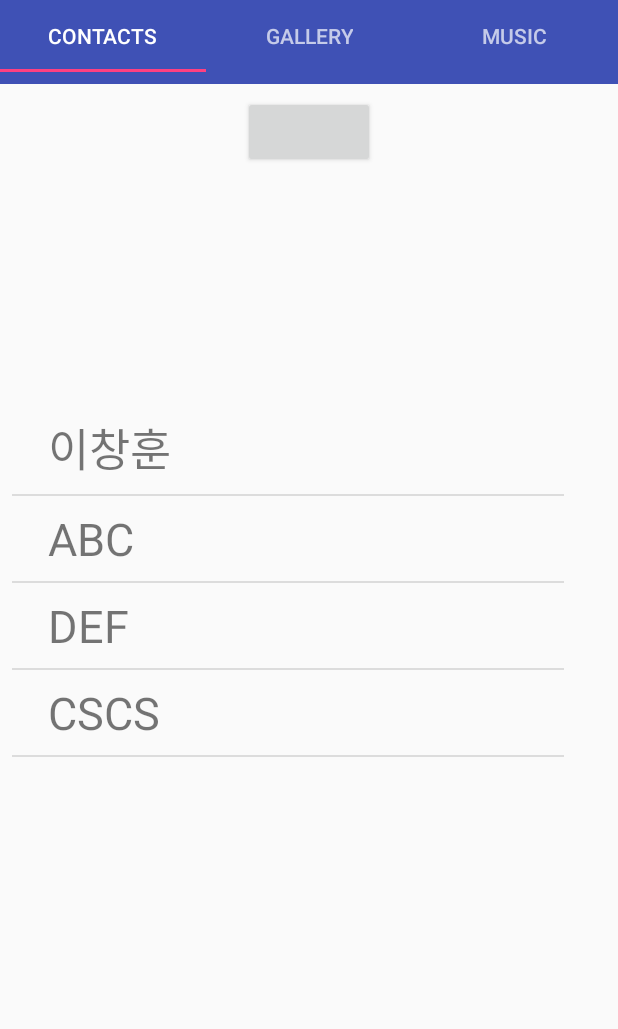
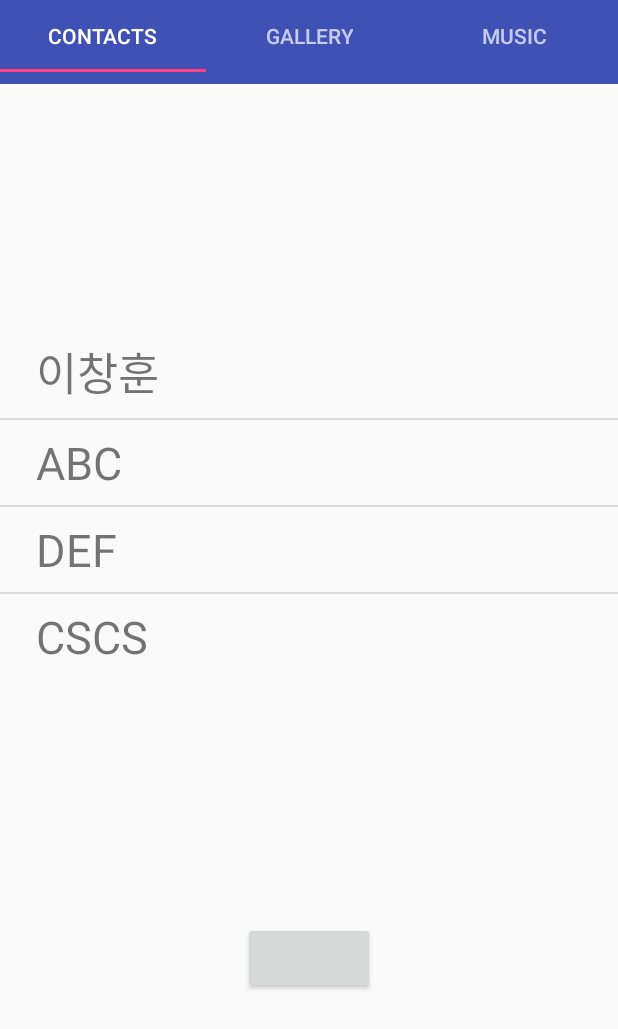
Before and after one commit to ljb7977/project1, an Android app: the screen it shows after launch (MainActivity), on a phone screen of 412 x 824 dp. Shown: the top 1029 px of the screen. Run offline under Robolectric (Android 15) with nearby library versions, the phone set to English and light mode, and no system bars; libraries missing offline, so code that uses them is left out: com.facebook, com.facebook.login; plain views replace LoginButton; 7 statements that could not run were skipped.

Commit message:
syncadapter stash

```diff
--- a/app/src/main/assets/address.json
+++ /dev/null
@@ -1,3 +0,0 @@
-[{"name":"이창훈", "number":"010-9335-9510", "email":"lch7224@kaist.ac.kr"},
-  {"name":"가나다", "number":"000-0000-0000", "email":"abcd@asdf.com"},
-  {"name":"으어아", "number":"123-4567-8900", "email":"adfasdf@asdfasdf.com"}]
--- a/app/src/main/java/com/example/user/project2/FragmentA.java
+++ b/app/src/main/java/com/example/user/project2/FragmentA.java
@@ -156,7 +156,6 @@ public class FragmentA extends Fragment {
         AssetManager am = getResources().getAssets();
         InputStream is;
         try{
-            //is = am.open("address.json");
             is = getResources().openRawResource(R.raw.address);
             int size = is.available();
             byte[] buffer = new byte[size];
--- a/app/src/main/java/com/example/user/project2/MainActivity.java
+++ b/app/src/main/java/com/example/user/project2/MainActivity.java
@@ -93,6 +93,13 @@ public class MainActivity extends AppCompatActivity {
         } else {
             myApp.loadData();
         }
+
+        Bundle settingsBundle = new Bundle();
+        settingsBundle.putBoolean(
+                ContentResolver.SYNC_EXTRAS_MANUAL, true);
+        settingsBundle.putBoolean(
+                ContentResolver.SYNC_EXTRAS_EXPEDITED, true);
+        ContentResolver.requestSync(mAccount, AUTHORITY, settingsBundle);
     }
 
     @Override
--- a/app/src/main/java/com/example/user/project2/MyApplication.java
+++ b/app/src/main/java/com/example/user/project2/MyApplication.java
@@ -46,8 +46,6 @@ public class MyApplication extends Application {
         assert imageCursor != null;
         int dataColumnIndex = imageCursor.getColumnIndex(projection[0]);
         int idColumnIndex = imageCursor.getColumnIndex(projection[1]);
-
-        Log.i("fetchImages", "start");
 
         while(imageCursor.moveToNext()){
             String filePath = imageCursor.getString(dataColumnIndex);
--- a/app/src/main/res/layout/tab_fragment1.xml
+++ b/app/src/main/res/layout/tab_fragment1.xml
@@ -1,36 +1,34 @@
 <?xml version="1.0" encoding="utf-8"?>
-<android.support.constraint.ConstraintLayout
-    xmlns:facebook="http://schemas.android.com/apk/res-auto"
-    xmlns:android="http://schemas.android.com/apk/res/android"
+<android.support.constraint.ConstraintLayout xmlns:android="http://schemas.android.com/apk/res/android"
     xmlns:app="http://schemas.android.com/apk/res-auto"
     xmlns:tools="http://schemas.android.com/tools"
     android:layout_width="match_parent"
-    android:layout_height="match_parent">
+    android:layout_height="match_parent"
+    tools:layout_editor_absoluteY="25dp">
+
+    <ListView
+        android:id="@+id/listview"
+        android:layout_width="match_parent"
+        android:layout_height="wrap_content"
+        android:paddingTop="24dp"
+        android:paddingBottom="0dp"
+
+        app:layout_constraintBottom_toTopOf="@+id/login_button"
+        app:layout_constraintEnd_toEndOf="parent"
+        app:layout_constraintHorizontal_bias="0.0"
+        app:layout_constraintStart_toStartOf="parent"
+        app:layout_constraintTop_toTopOf="parent" />
 
     <com.facebook.login.widget.LoginButton
         android:id="@+id/login_button"
         android:layout_width="wrap_content"
         android:layout_height="wrap_content"
         android:layout_gravity="center_horizontal"
-        android:layout_marginEnd="8dp"
-        android:layout_marginStart="8dp"
-        android:layout_marginTop="8dp"
+        android:layout_marginBottom="24dp"
+        android:layout_marginTop="24dp"
+        app:layout_constraintBottom_toBottomOf="parent"
         app:layout_constraintEnd_toEndOf="parent"
         app:layout_constraintStart_toStartOf="parent"
-        app:layout_constraintTop_toTopOf="parent" />
-
-
-    <ListView
-        android:id="@+id/listview"
-        android:layout_width="368dp"
-        android:layout_height="408dp"
-        android:layout_marginEnd="8dp"
-        android:layout_marginStart="8dp"
-        android:layout_marginTop="8dp"
-        app:layout_constraintBottom_toBottomOf="parent"
-        app:layout_constraintEnd_toEndOf="parent"
-        app:layout_constraintHorizontal_bias="0.0"
-        app:layout_constraintStart_toStartOf="parent"
-        app:layout_constraintTop_toBottomOf="@+id/login_button" />
+        app:layout_constraintTop_toBottomOf="@+id/listview" />
 
 </android.support.constraint.ConstraintLayout>
--- a/app/src/main/res/menu/imageview_appbar_menu.xml
+++ b/app/src/main/res/menu/imageview_appbar_menu.xml
@@ -3,7 +3,7 @@
     xmlns:app="http://schemas.android.com/apk/res-auto">
     <item
         android:id="@+id/action_delete_button"
-        android:title="Delete"
+        android:title="@string/delete_button"
         app:showAsAction="always"
         android:icon="@drawable/ic_delete" />
 
--- a/app/src/main/res/menu/imageview_menu.xml
+++ b/app/src/main/res/menu/imageview_menu.xml
@@ -3,5 +3,5 @@
 
     <item
         android:id="@+id/action_delete"
-        android:title="Delete" />
+        android:title="@string/delete_button" />
 </menu>
--- a/app/src/main/res/values/strings.xml
+++ b/app/src/main/res/values/strings.xml
@@ -7,5 +7,6 @@
     <string name="title_activity_music_player">MusicPlayer</string>
     <string name="facebook_app_id">441416902922932</string>
     <string name="fb_login_protocol_scheme">fb441416902922932</string>
+    <string name="delete_button">Delete</string>
 
 </resources>
```
Also changed, not shown: app/src/main/java/com/example/user/project2/SyncAdapter.java (+110 -10 lines).
